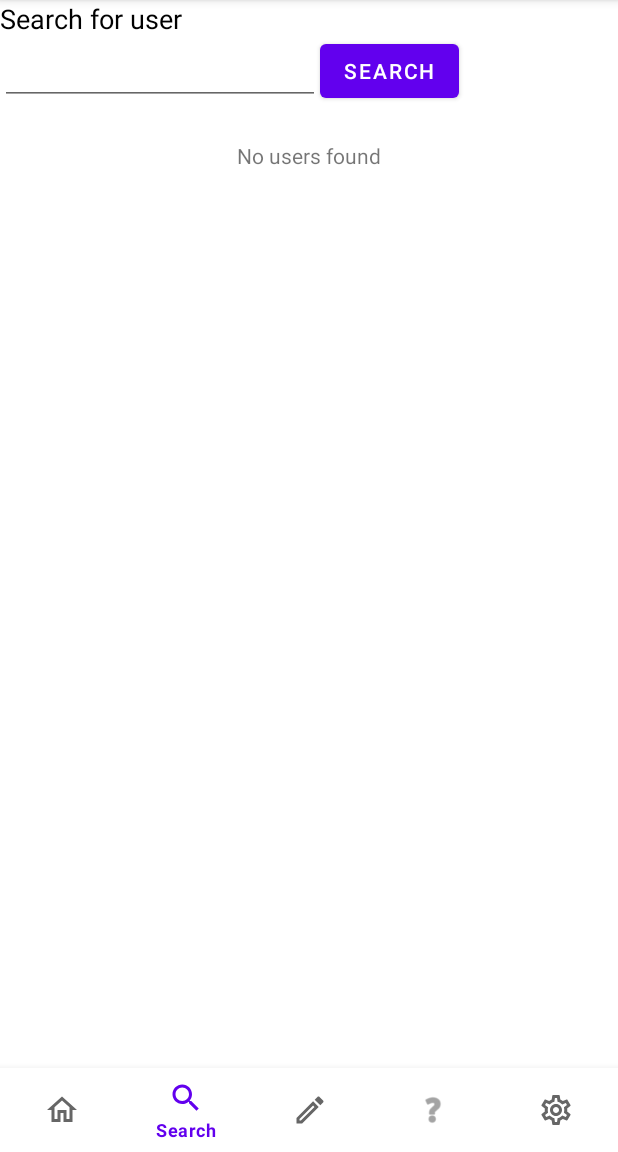
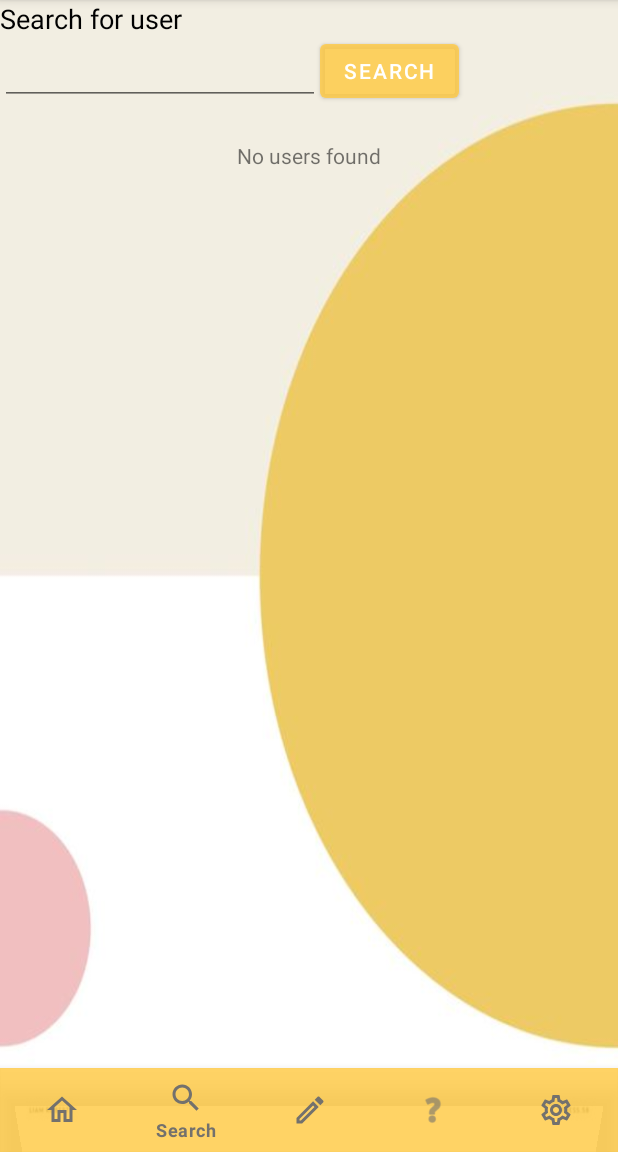
Before and after one commit to Mike-D-Langdon/Project3, an Android app: the screen it shows after launch once a user with an empty profile is signed in (MainActivity), item 2 of the bottom bar chosen, on a phone screen of 412 x 824 dp, the part 84-1236 px from its top. Run offline under Robolectric (Android 15) with nearby library versions, the light colour scheme and no system bars; our stand-ins replace Firebase (no records; nobody signed in at launch, a user with empty details on screens opened directly); 1 statement that could not run was skipped.

Commit message:
Rework UI to a more consistent design - Modified some fragments (post, profile, search, timeline, user settings) to conform with a consistent design - Modified main activity to conform with a consistent design - Remove redundant string and add new one

```diff
--- a/app/src/main/res/layout/activity_main.xml
+++ b/app/src/main/res/layout/activity_main.xml
@@ -2,7 +2,7 @@
 <androidx.constraintlayout.widget.ConstraintLayout xmlns:android="http://schemas.android.com/apk/res/android"
     xmlns:app="http://schemas.android.com/apk/res-auto"
     xmlns:tools="http://schemas.android.com/tools"
-
+    android:background="@drawable/bgapp"
     android:layout_width="match_parent"
     android:layout_height="match_parent"
     tools:context=".activity.MainActivity">
@@ -28,6 +28,9 @@
         android:id="@+id/bottomNavigation"
         android:layout_width="wrap_content"
         android:layout_height="wrap_content"
+        android:background="@color/yellow_300"
+        app:itemIconTint="@color/gray_200"
+        app:itemTextColor="@color/gray_200"
         app:layout_constraintBottom_toBottomOf="parent"
         app:layout_constraintEnd_toEndOf="parent"
         app:layout_constraintStart_toStartOf="parent"
--- a/app/src/main/res/layout/fragment_post.xml
+++ b/app/src/main/res/layout/fragment_post.xml
@@ -5,7 +5,6 @@
     android:id="@+id/layout_post_parent"
     android:layout_width="match_parent"
     android:layout_height="match_parent"
-    android:background="@drawable/bgapp"
     tools:context=".activity.fragment.PostFragment" >
 
     <ImageButton
--- a/app/src/main/res/layout/fragment_profile.xml
+++ b/app/src/main/res/layout/fragment_profile.xml
@@ -75,6 +75,7 @@
                     android:layout_width="wrap_content"
                     android:layout_height="wrap_content"
                     android:text="@string/follow"
+                    app:backgroundTint="@color/button_background_color"
                     app:layout_constraintBottom_toBottomOf="@+id/text_profile_birthday2"
                     app:layout_constraintEnd_toEndOf="parent" />
 
@@ -129,7 +130,8 @@
                 android:id="@+id/button_profile_morePosts"
                 android:layout_width="match_parent"
                 android:layout_height="wrap_content"
-                android:text="Load more posts" />
+                android:text="Load more posts"
+                app:backgroundTint="@color/button_background_color" />
         </LinearLayout>
     </ScrollView>
 
--- a/app/src/main/res/layout/fragment_search.xml
+++ b/app/src/main/res/layout/fragment_search.xml
@@ -10,7 +10,7 @@
         android:id="@+id/textView2"
         android:layout_width="wrap_content"
         android:layout_height="wrap_content"
-        android:text="Search for user"
+        android:text="@string/searchUser"
         android:textColor="@android:color/black"
         android:textSize="18sp"
         app:layout_constraintStart_toStartOf="parent"
@@ -47,7 +47,8 @@
         android:id="@+id/button_search"
         android:layout_width="wrap_content"
         android:layout_height="wrap_content"
-        android:text="Search"
+        android:text="@string/search"
+        app:backgroundTint="@color/button_background_color"
         app:layout_constraintBottom_toBottomOf="@+id/edit_search_query"
         app:layout_constraintStart_toEndOf="@+id/edit_search_query"
         app:layout_constraintTop_toTopOf="@+id/edit_search_query" />
--- a/app/src/main/res/layout/fragment_timeline.xml
+++ b/app/src/main/res/layout/fragment_timeline.xml
@@ -1,5 +1,6 @@
 <?xml version="1.0" encoding="utf-8"?>
 <LinearLayout xmlns:android="http://schemas.android.com/apk/res/android"
+    xmlns:app="http://schemas.android.com/apk/res-auto"
     xmlns:tools="http://schemas.android.com/tools"
     android:layout_width="match_parent"
     android:layout_height="match_parent"
@@ -47,5 +48,6 @@
         android:layout_width="match_parent"
         android:layout_height="wrap_content"
         android:enabled="false"
-        android:text="@string/loadMorePosts" />
+        android:text="@string/loadMorePosts"
+        app:backgroundTint="@color/button_background_color" />
 </LinearLayout>
--- a/app/src/main/res/layout/fragment_user_settings.xml
+++ b/app/src/main/res/layout/fragment_user_settings.xml
@@ -39,7 +39,8 @@
                 android:drawableRight="@drawable/ic_baseline_add_photo_alternate_24"
                 android:drawablePadding="2dp"
                 android:text="@string/change_avatar"
-                android:textSize="14sp" />
+                android:textSize="14sp"
+                app:backgroundTint="@color/button_background_color" />
 
             <TextView
                 android:id="@+id/tv_display_name"
@@ -125,7 +126,8 @@
                 android:layout_marginTop="20dp"
                 android:layout_marginEnd="10dp"
                 android:layout_marginRight="10dp"
-                android:text="@string/save_changes" />
+                android:text="@string/save_changes"
+                app:backgroundTint="@color/button_background_color" />
 
         </LinearLayout>
     </ScrollView>
--- a/app/src/main/res/values/strings.xml
+++ b/app/src/main/res/values/strings.xml
@@ -38,8 +38,7 @@
     <string name="profile_joined">Joined: %s</string>
     <string name="unfollow">Unfollow</string>
     <string name="view_profile">View profile</string>
-    <!-- TODO: Remove or change this placeholder text -->
-    <string name="hello_blank_fragment">Hello blank fragment</string>
     <string name="follow">Follow</string>
     <string name="loadMorePosts">Load more posts</string>
+    <string name="searchUser">Search for user</string>
 </resources>
```
